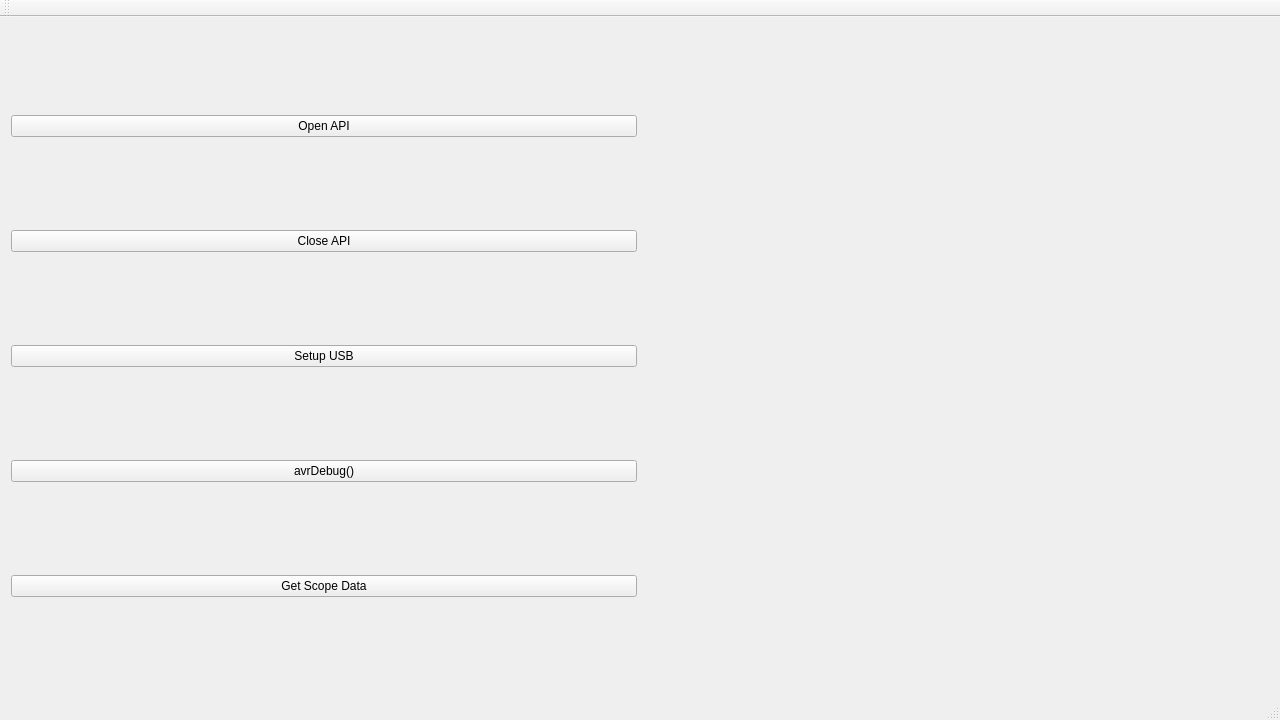
Old version of the form Matlab_Octave_API/___librador/demo/librademo/mainwindow.ui in the repository EspoTek/Labrador.
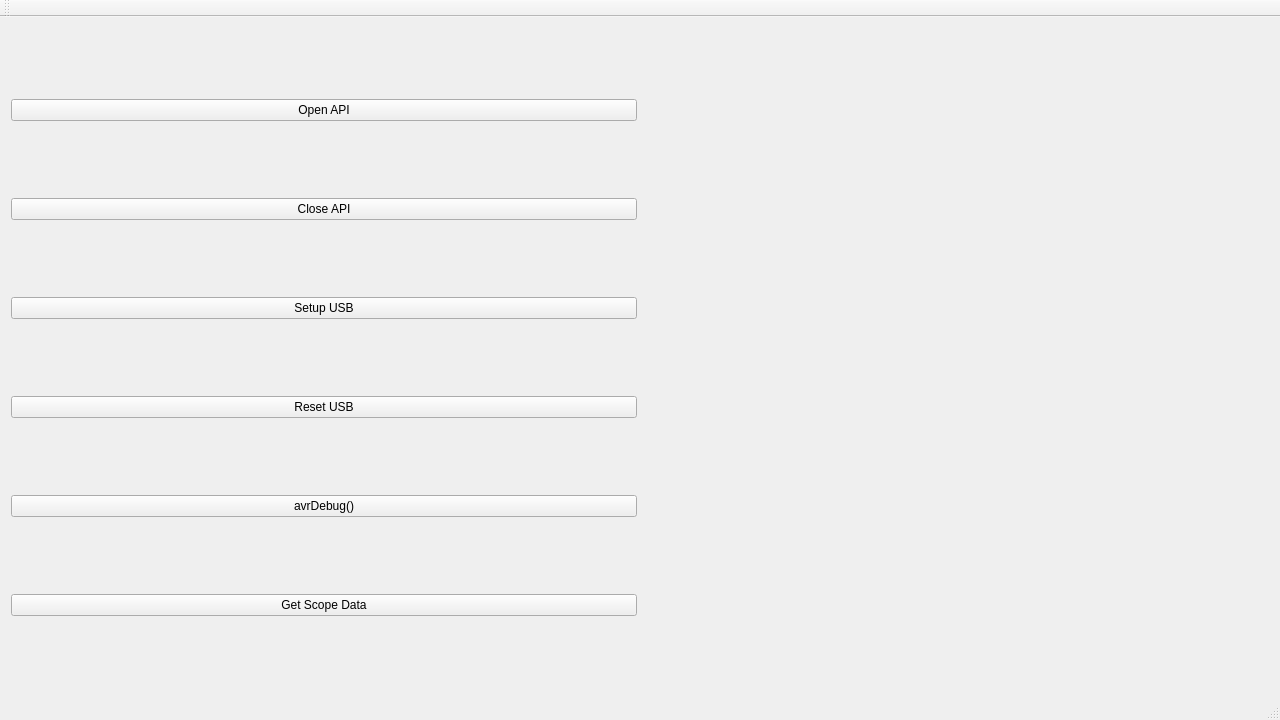
New version of the form. Custom widgets are drawn as their Qt base class.

```diff
--- a/Matlab_Octave_API/___librador/demo/librademo/mainwindow.ui
+++ b/Matlab_Octave_API/___librador/demo/librademo/mainwindow.ui
@@ -38,6 +38,13 @@
         </property>
        </widget>
       </item>
+      <item>
+       <widget class="QPushButton" name="pushButton_6">
+        <property name="text">
+         <string>Reset USB</string>
+        </property>
+       </widget>
+      </item>
       <item>
        <widget class="QPushButton" name="pushButton_4">
         <property name="text">
```
